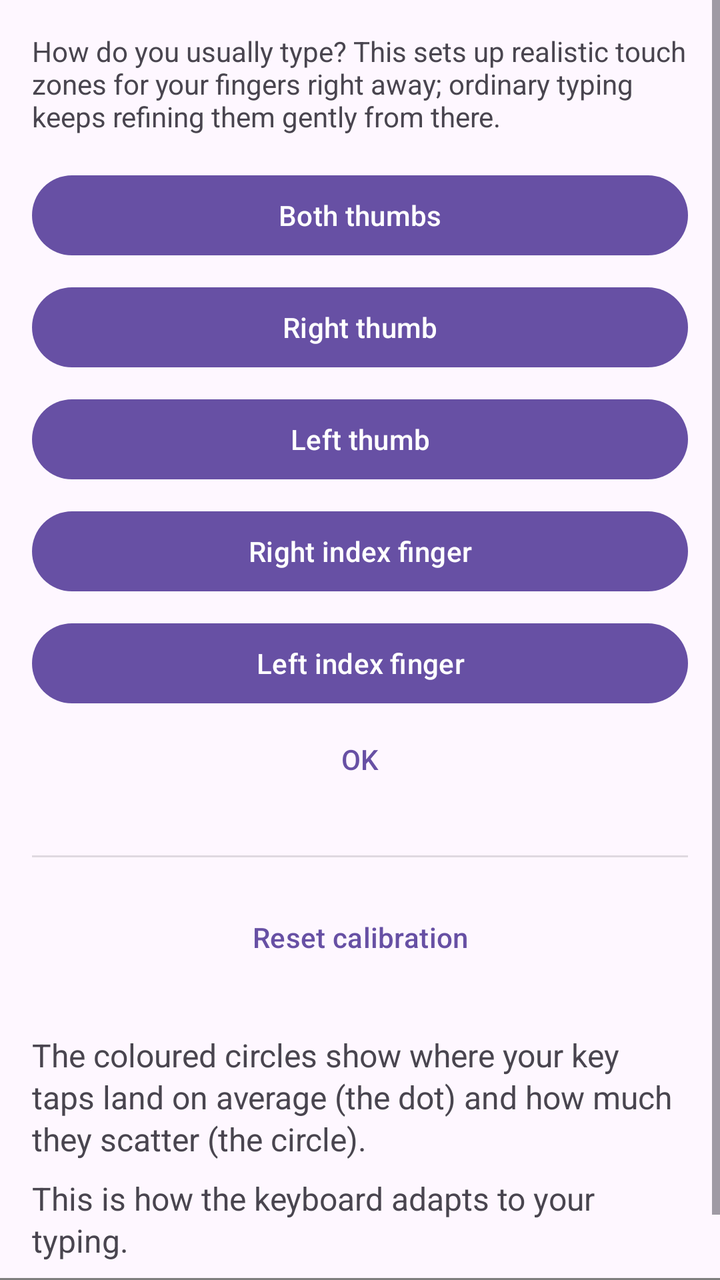
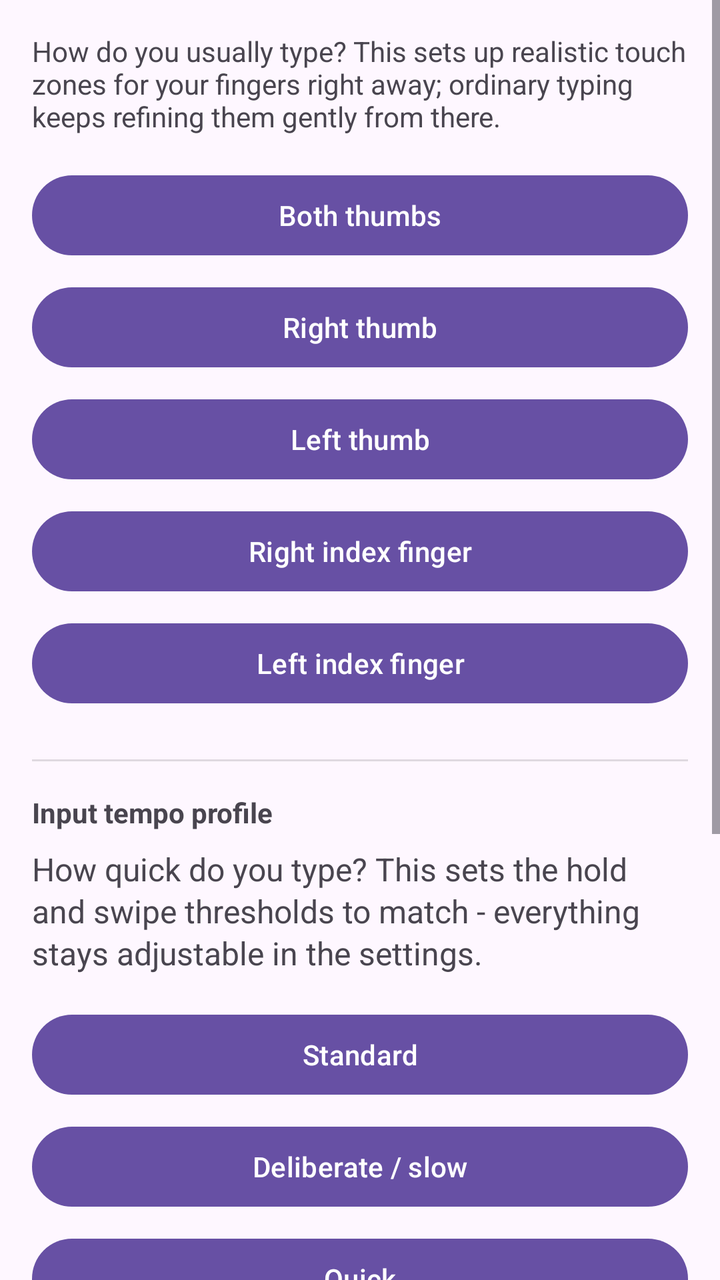

Screens rendered from an Android XML layout before and after an edit, with the pre-edit source and the edit as a unified diff.
<!-- AndroidManifest.xml: application theme Theme.AdaptKey -->
<!-- res/layout/activity_calibration.xml -->
<?xml version="1.0" encoding="utf-8"?>
<ScrollView xmlns:android="http://schemas.android.com/apk/res/android"
    android:id="@+id/calibration_root"
    android:layout_width="match_parent"
    android:layout_height="match_parent"
    android:fillViewport="true">

    <LinearLayout
        android:layout_width="match_parent"
        android:layout_height="wrap_content"
        android:orientation="vertical">

        <TextView
            android:layout_width="match_parent"
            android:layout_height="wrap_content"
            android:layout_marginStart="16dp"
            android:layout_marginEnd="16dp"
            android:layout_marginTop="16dp"
            android:text="@string/k01_intro" />

        
        <Button
            android:id="@+id/calibration_two_thumbs"
            android:layout_width="match_parent"
            android:layout_height="wrap_content"
            android:layout_marginStart="16dp"
            android:layout_marginEnd="16dp"
            android:layout_marginTop="16dp"
            android:text="@string/t04_pattern_two_thumbs" />

        <Button
            android:id="@+id/calibration_right_thumb"
            android:layout_width="match_parent"
            android:layout_height="wrap_content"
            android:layout_marginStart="16dp"
            android:layout_marginEnd="16dp"
            android:layout_marginTop="8dp"
            android:text="@string/t04_pattern_right_thumb" />

        <Button
            android:id="@+id/calibration_left_thumb"
            android:layout_width="match_parent"
            android:layout_height="wrap_content"
            android:layout_marginStart="16dp"
            android:layout_marginEnd="16dp"
            android:layout_marginTop="8dp"
            android:text="@string/t04_pattern_left_thumb" />

        <Button
            android:id="@+id/calibration_right_index"
            android:layout_width="match_parent"
            android:layout_height="wrap_content"
            android:layout_marginStart="16dp"
            android:layout_marginEnd="16dp"
            android:layout_marginTop="8dp"
            android:text="@string/t04_pattern_right_index" />

        <Button
            android:id="@+id/calibration_left_index"
            android:layout_width="match_parent"
            android:layout_height="wrap_content"
            android:layout_marginStart="16dp"
            android:layout_marginEnd="16dp"
            android:layout_marginTop="8dp"
            android:text="@string/t04_pattern_left_index" />

        
        <Button
            android:id="@+id/calibration_skip"
            style="?android:attr/buttonBarButtonStyle"
            android:layout_width="match_parent"
            android:layout_height="wrap_content"
            android:layout_marginStart="16dp"
            android:layout_marginEnd="16dp"
            android:visibility="gone"
            android:text="@string/k01_skip" />

        <Button
            android:id="@+id/calibration_done"
            style="?android:attr/buttonBarButtonStyle"
            android:layout_width="match_parent"
            android:layout_height="wrap_content"
            android:layout_marginStart="16dp"
            android:layout_marginEnd="16dp"
            android:text="@android:string/ok" />

        
        <View
            android:layout_width="match_parent"
            android:layout_height="1dp"
            android:layout_marginStart="16dp"
            android:layout_marginEnd="16dp"
            android:layout_marginTop="24dp"
            android:background="?android:attr/listDivider" />

        <Button
            android:id="@+id/calibration_reset"
            style="?android:attr/buttonBarButtonStyle"
            android:layout_width="match_parent"
            android:layout_height="wrap_content"
            android:layout_marginStart="16dp"
            android:layout_marginEnd="16dp"
            android:layout_marginTop="16dp"
            android:text="@string/k01_reset_button" />

        
        <TextView
            android:layout_width="match_parent"
            android:layout_height="wrap_content"
            android:layout_marginStart="16dp"
            android:layout_marginEnd="16dp"
            android:layout_marginTop="24dp"
            android:textSize="16sp"
            android:lineSpacingExtra="2dp"
            android:text="@string/d24_intro_1" />

        <TextView
            android:layout_width="match_parent"
            android:layout_height="wrap_content"
            android:layout_marginStart="16dp"
            android:layout_marginEnd="16dp"
            android:layout_marginTop="8dp"
            android:textSize="16sp"
            android:lineSpacingExtra="2dp"
            android:text="@string/d24_intro_2" />

        <TextView
            android:id="@+id/calibration_empty"
            android:layout_width="match_parent"
            android:layout_height="wrap_content"
            android:layout_marginStart="16dp"
            android:layout_marginEnd="16dp"
            android:layout_marginTop="8dp"
            android:textStyle="italic"
            android:visibility="gone"
            android:text="@string/d24_empty" />

        <de.froehlichmedia.adaptkey.keyboard.AdaptKeyboardView
            android:id="@+id/calibration_keyboard"
            android:layout_width="match_parent"
            android:layout_height="wrap_content"
            android:layout_marginTop="8dp" />

    </LinearLayout>

</ScrollView>
<!-- resources referenced by this layout -->
<resources>
  <string name="d24_empty">Nothing learned yet. Type for a while or start the calibration.</string>
  <string name="d24_intro_1">The coloured circles show where your key taps land on average (the dot) and how much they scatter (the circle).</string>
  <string name="d24_intro_2">This is how the keyboard adapts to your typing.</string>
  <string name="k01_intro">How do you usually type? This sets up realistic touch zones for your fingers right away; ordinary typing keeps refining them gently from there.</string>
  <string name="k01_reset_button">Reset calibration</string>
  <string name="k01_skip">Skip</string>
  <string name="t04_pattern_left_index">Left index finger</string>
  <string name="t04_pattern_left_thumb">Left thumb</string>
  <string name="t04_pattern_right_index">Right index finger</string>
  <string name="t04_pattern_right_thumb">Right thumb</string>
  <string name="t04_pattern_two_thumbs">Both thumbs</string>
  <style name="Theme.AdaptKey" parent="Theme.Material3.DayNight.NoActionBar">
          <item name="preferenceTheme">@style/PreferenceThemeOverlay</item>
      </style>
</resources>

<!-- the commit's change to res/layout/activity_calibration.xml (unified diff, before → after) -->
@@ -65,6 +65,61 @@
             android:text="@string/t04_pattern_left_index" />
 
         
+        <View
+            android:layout_width="match_parent"
+            android:layout_height="1dp"
+            android:layout_marginStart="16dp"
+            android:layout_marginEnd="16dp"
+            android:layout_marginTop="24dp"
+            android:background="?android:attr/listDivider" />
+
+        <TextView
+            android:layout_width="match_parent"
+            android:layout_height="wrap_content"
+            android:layout_marginStart="16dp"
+            android:layout_marginEnd="16dp"
+            android:layout_marginTop="16dp"
+            android:textStyle="bold"
+            android:text="@string/d508_profile_title" />
+
+        <TextView
+            android:layout_width="match_parent"
+            android:layout_height="wrap_content"
+            android:layout_marginStart="16dp"
+            android:layout_marginEnd="16dp"
+            android:layout_marginTop="8dp"
+            android:textSize="16sp"
+            android:lineSpacingExtra="2dp"
+            android:text="@string/d508_profile_body" />
+
+        <Button
+            android:id="@+id/d508_profile_standard"
+            android:layout_width="match_parent"
+            android:layout_height="wrap_content"
+            android:layout_marginStart="16dp"
+            android:layout_marginEnd="16dp"
+            android:layout_marginTop="16dp"
+            android:text="@string/d508_profile_standard" />
+
+        <Button
+            android:id="@+id/d508_profile_deliberate"
+            android:layout_width="match_parent"
+            android:layout_height="wrap_content"
+            android:layout_marginStart="16dp"
+            android:layout_marginEnd="16dp"
+            android:layout_marginTop="8dp"
+            android:text="@string/d508_profile_deliberate" />
+
+        <Button
+            android:id="@+id/d508_profile_quick"
+            android:layout_width="match_parent"
+            android:layout_height="wrap_content"
+            android:layout_marginStart="16dp"
+            android:layout_marginEnd="16dp"
+            android:layout_marginTop="8dp"
+            android:text="@string/d508_profile_quick" />
+
+        
         <Button
             android:id="@+id/calibration_skip"
             style="?android:attr/buttonBarButtonStyle"
<!-- resource entries referenced after the edit -->
@@ -3,6 +3,11 @@
   <string name="d24_empty">Nothing learned yet. Type for a while or start the calibration.</string>
   <string name="d24_intro_1">The coloured circles show where your key taps land on average (the dot) and how much they scatter (the circle).</string>
   <string name="d24_intro_2">This is how the keyboard adapts to your typing.</string>
+  <string name="d508_profile_body">How quick do you type? This sets the hold and swipe thresholds to match - everything stays adjustable in the settings.</string>
+  <string name="d508_profile_deliberate">Deliberate / slow</string>
+  <string name="d508_profile_quick">Quick</string>
+  <string name="d508_profile_standard">Standard</string>
+  <string name="d508_profile_title">Input tempo profile</string>
   <string name="k01_intro">How do you usually type? This sets up realistic touch zones for your fingers right away; ordinary typing keeps refining them gently from there.</string>
   <string name="k01_reset_button">Reset calibration</string>
   <string name="k01_skip">Skip</string>
